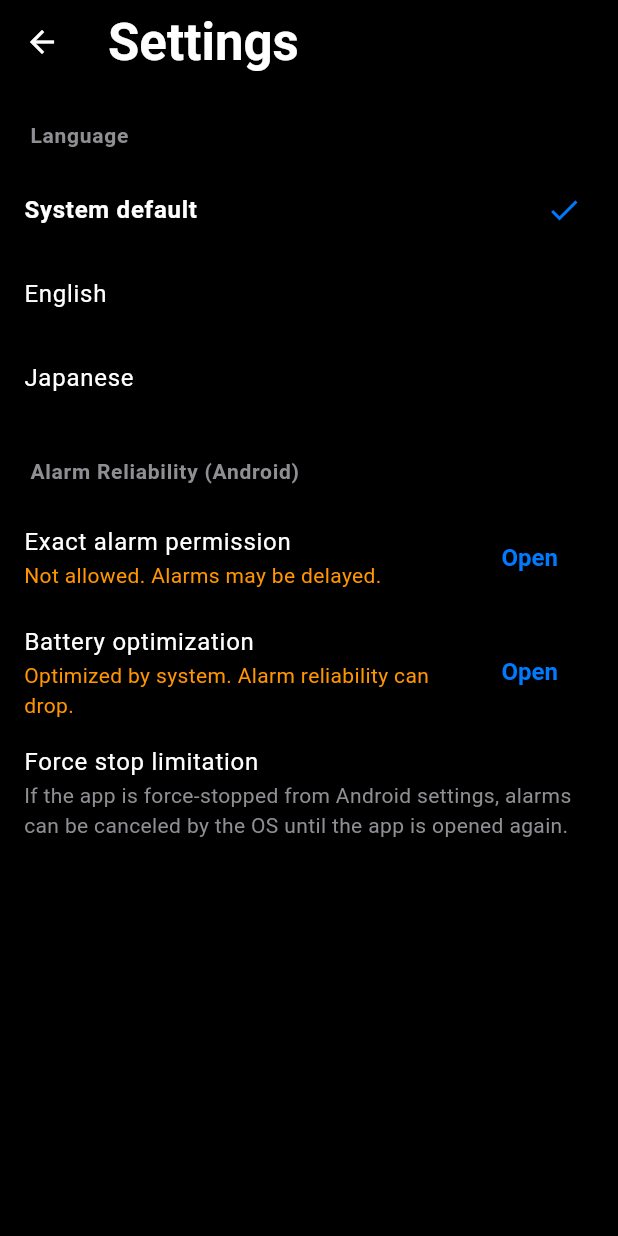
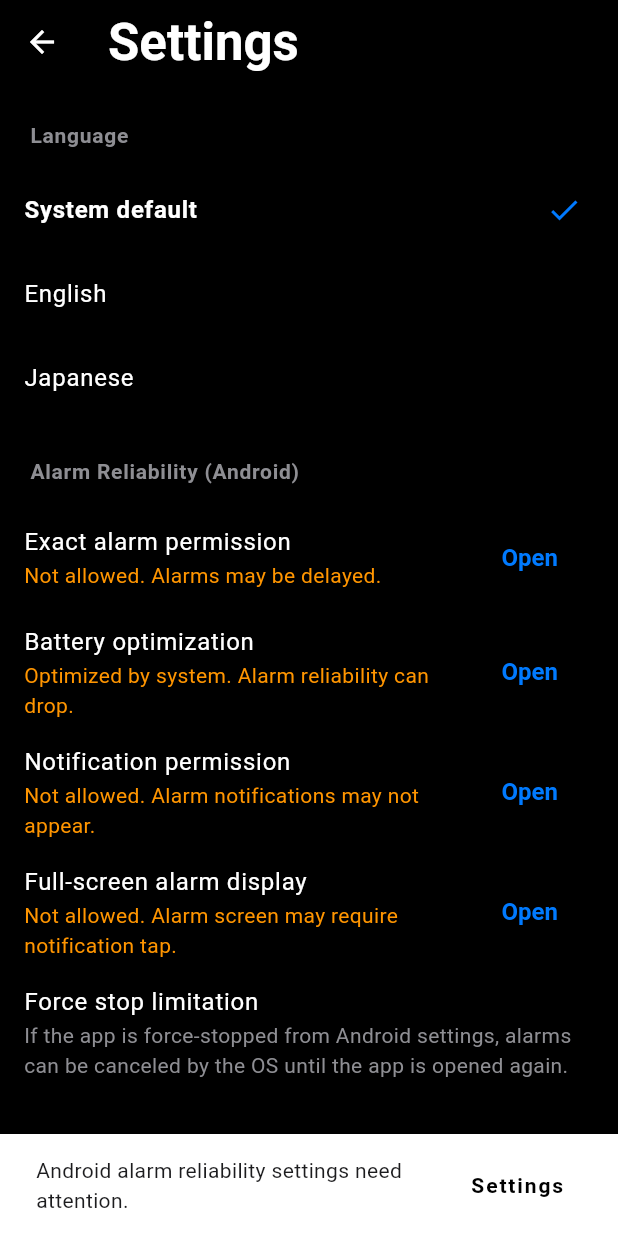
Before and after one commit to MiUPa/nextAlarm, a Flutter app: the SettingsScreen screen opened directly, after a tap on "Open", on a phone screen of 412 x 824 dp. Run offline on Flutter 3.47's test engine with Material 3 defaults, Android fonts, the phone set to English and light mode, and no system bars; our stand-ins replace flutter_local_notifications, in_app_review, pedometer, permission_handler, sensors_plus, shared_preferences and 2 more; missing offline and left inert: dart:html, flutter_ringtone_player, in_app_update; accounts and stored records are empty.

Commit message:
Add Android alarm reliability health checks

```diff
--- a/lib/screens/settings_screen.dart
+++ b/lib/screens/settings_screen.dart
@@ -71,6 +71,8 @@
 class _AndroidAlarmReliabilitySectionState
     extends State<_AndroidAlarmReliabilitySection> {
   bool? _canScheduleExactAlarms;
+  bool? _notificationsEnabled;
+  bool? _canUseFullScreenIntent;
   bool? _ignoringBatteryOptimization;
   bool _loading = true;
 
@@ -82,14 +84,18 @@
 
   Future<void> _refreshStatus() async {
     setState(() => _loading = true);
-    final canSchedule =
-        await AndroidAlarmPlatformService.canScheduleExactAlarms();
-    final ignoringBattery =
-        await AndroidAlarmPlatformService.isIgnoringBatteryOptimizations();
+    final results = await Future.wait<bool>([
+      AndroidAlarmPlatformService.canScheduleExactAlarms(),
+      AndroidAlarmPlatformService.areNotificationsEnabled(),
+      AndroidAlarmPlatformService.canUseFullScreenIntent(),
+      AndroidAlarmPlatformService.isIgnoringBatteryOptimizations(),
+    ]);
     if (!mounted) return;
     setState(() {
-      _canScheduleExactAlarms = canSchedule;
-      _ignoringBatteryOptimization = ignoringBattery;
+      _canScheduleExactAlarms = results[0];
+      _notificationsEnabled = results[1];
+      _canUseFullScreenIntent = results[2];
+      _ignoringBatteryOptimization = results[3];
       _loading = false;
     });
   }
@@ -158,6 +164,52 @@
               child: const Text('Open'),
             ),
           ),
+          ListTile(
+            title: const Text(
+              'Notification permission',
+              style: TextStyle(color: AppTheme.onSurface),
+            ),
+            subtitle: Text(
+              (_notificationsEnabled ?? false)
+                  ? 'Allowed'
+                  : 'Not allowed. Alarm notifications may not appear.',
+              style: TextStyle(
+                color: (_notificationsEnabled ?? false)
+                    ? AppTheme.onSurfaceSecondary
+                    : AppTheme.warning,
+              ),
+            ),
+            trailing: TextButton(
+              onPressed: () async {
+                await AndroidAlarmPlatformService.openNotificationSettings();
+                await _refreshStatus();
+              },
+              child: const Text('Open'),
+            ),
+          ),
+          ListTile(
+            title: const Text(
+              'Full-screen alarm display',
+              style: TextStyle(color: AppTheme.onSurface),
+            ),
+            subtitle: Text(
+              (_canUseFullScreenIntent ?? false)
+                  ? 'Allowed'
+                  : 'Not allowed. Alarm screen may require notification tap.',
+              style: TextStyle(
+                color: (_canUseFullScreenIntent ?? false)
+                    ? AppTheme.onSurfaceSecondary
+                    : AppTheme.warning,
+              ),
+            ),
+            trailing: TextButton(
+              onPressed: () async {
+                await AndroidAlarmPlatformService.openFullScreenIntentSettings();
+                await _refreshStatus();
+              },
+              child: const Text('Open'),
+            ),
+          ),
           const ListTile(
             title: Text(
               'Force stop limitation',
--- a/lib/services/android_alarm_platform_service.dart
+++ b/lib/services/android_alarm_platform_service.dart
@@ -43,6 +43,32 @@
         false;
   }
 
+  static Future<bool> canUseFullScreenIntent() async {
+    if (!_isAndroid) return true;
+    return (await _channel.invokeMethod<bool>('canUseFullScreenIntent')) ??
+        false;
+  }
+
+  static Future<bool> openFullScreenIntentSettings() async {
+    if (!_isAndroid) return false;
+    return (await _channel.invokeMethod<bool>(
+          'openFullScreenIntentSettings',
+        )) ??
+        false;
+  }
+
+  static Future<bool> areNotificationsEnabled() async {
+    if (!_isAndroid) return true;
+    return (await _channel.invokeMethod<bool>('areNotificationsEnabled')) ??
+        false;
+  }
+
+  static Future<bool> openNotificationSettings() async {
+    if (!_isAndroid) return false;
+    return (await _channel.invokeMethod<bool>('openNotificationSettings')) ??
+        false;
+  }
+
   static Future<bool> isIgnoringBatteryOptimizations() async {
     if (!_isAndroid) return true;
     return (await _channel.invokeMethod<bool>(
```
Also changed, not shown: lib/screens/alarm_edit_screen.dart (+73 -2 lines), lib/screens/home_screen.dart (+39 -0 lines), 1 other file.
